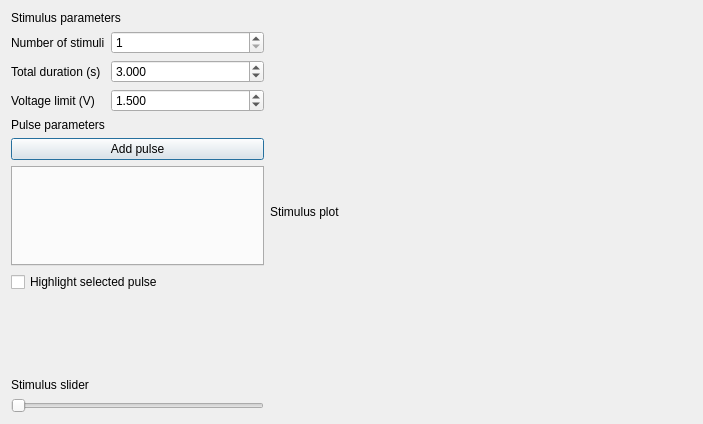
First picture: the form in app/ui/stimulus_window.ui, repository teuncm/wormenpracticum, before the edit.
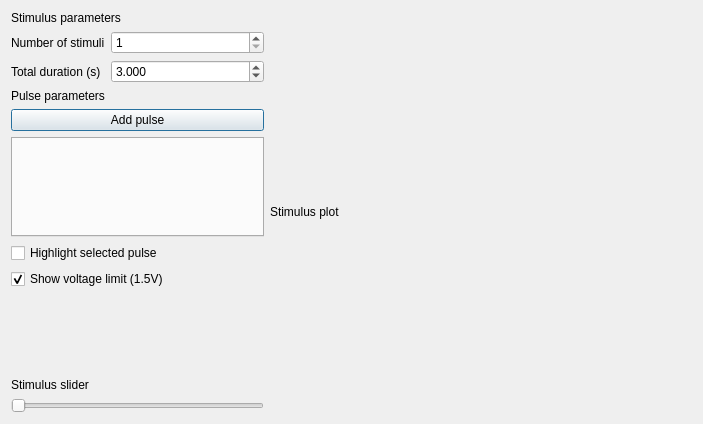
Second picture: the form after the edit.

Commit message: Fix stimulus designer bugs, add colors in protocol window

Patch:
```diff
--- a/app/ui/stimulus_window.ui
+++ b/app/ui/stimulus_window.ui
@@ -65,29 +65,6 @@
          </property>
         </widget>
        </item>
-       <item row="2" column="0">
-        <widget class="QLabel" name="limitLabel">
-         <property name="text">
-          <string>Voltage limit (V)</string>
-         </property>
-        </widget>
-       </item>
-       <item row="2" column="1">
-        <widget class="QDoubleSpinBox" name="limitSpinBox">
-         <property name="decimals">
-          <number>3</number>
-         </property>
-         <property name="minimum">
-          <double>0.000000000000000</double>
-         </property>
-         <property name="maximum">
-          <double>1000000.000000000000000</double>
-         </property>
-         <property name="value">
-          <double>1.500000000000000</double>
-         </property>
-        </widget>
-       </item>
       </layout>
      </item>
      <item>
@@ -127,6 +104,16 @@
        </property>
       </widget>
      </item>
+     <item>
+      <widget class="QCheckBox" name="show_voltage_boundary_checkbox">
+       <property name="text">
+        <string>Show voltage limit (1.5V)</string>
+       </property>
+       <property name="checked">
+        <bool>true</bool>
+       </property>
+      </widget>
+     </item>
      <item>
       <spacer name="verticalSpacer">
        <property name="orientation">
```
The commit also changes 9 other files.
